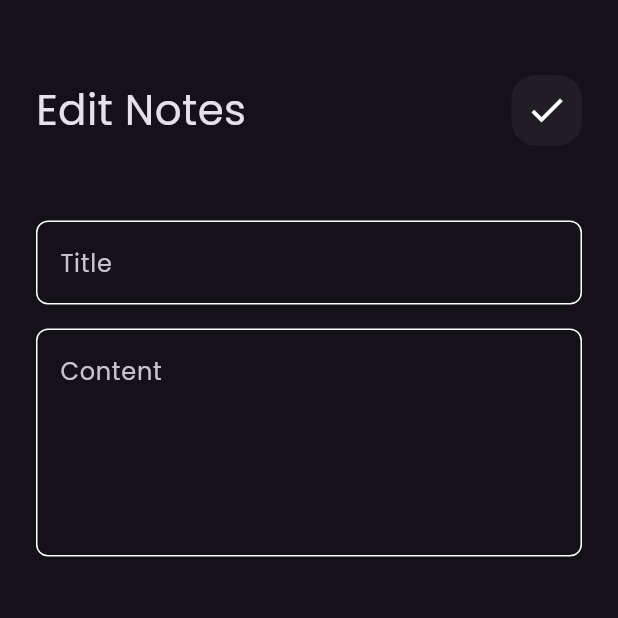
After one commit to mostafa-elnady/notes_app, a Flutter app: the screen it shows after launch, after a tap on "Flutter tips", on a phone screen of 412 x 824 dp, the top half of it. The commit adds this screen. Run offline on Flutter 3.47's test engine with Material 3 defaults, Android fonts, the phone set to English and light mode, and no system bars; our stand-ins replace font_awesome_flutter.

Commit message:
finish edit note view ui

```diff
--- /dev/null
+++ b/lib/views/edit_note_view.dart
@@ -0,0 +1,11 @@
+import 'package:flutter/material.dart';
+import 'package:notes_app/views/widgets/edit_note_view_body.dart';
+
+class EditNoteView extends StatelessWidget {
+  const EditNoteView({super.key});
+
+  @override
+  Widget build(BuildContext context) {
+    return const EditNoteViewBody();
+  }
+}
--- a/lib/views/widgets/custom_app_bar.dart
+++ b/lib/views/widgets/custom_app_bar.dart
@@ -1,19 +1,23 @@
 import 'package:flutter/material.dart';
-import 'package:notes_app/views/widgets/Custom_search_icon.dart';
+
+import 'custom_search_icon.dart';
 
 class CustomAppBar extends StatelessWidget {
-  const CustomAppBar({super.key});
+  const CustomAppBar({super.key, required this.title, required this.icon});
+
+  final String title;
+  final IconData icon;
 
   @override
   Widget build(BuildContext context) {
-    return const Row(
+    return Row(
       mainAxisAlignment: MainAxisAlignment.spaceBetween,
       children: [
         Text(
-          'Notes',
-          style: TextStyle(fontSize: 28),
+          title,
+          style: const TextStyle(fontSize: 28),
         ),
-        CustomSearchIcom()
+        CustomSearchIcom(icon: icon),
       ],
     );
   }
--- a/lib/views/widgets/custom_search_icon.dart
+++ b/lib/views/widgets/custom_search_icon.dart
@@ -1,7 +1,9 @@
 import 'package:flutter/material.dart';
 
 class CustomSearchIcom extends StatelessWidget {
-  const CustomSearchIcom({super.key});
+  const CustomSearchIcom({super.key, required this.icon});
+
+  final IconData icon;
 
   @override
   Widget build(BuildContext context) {
@@ -12,8 +14,8 @@ class CustomSearchIcom extends StatelessWidget {
         color: Colors.white.withOpacity(.05),
         borderRadius: BorderRadius.circular(16),
       ),
-      child: const Icon(
-        Icons.search,
+      child: Icon(
+        icon,
         size: 28,
       ),
     );
--- /dev/null
+++ b/lib/views/widgets/edit_note_view_body.dart
@@ -0,0 +1,40 @@
+import 'package:flutter/material.dart';
+import 'package:notes_app/views/widgets/custom_app_bar.dart';
+import 'package:notes_app/views/widgets/custom_text_field.dart';
+
+class EditNoteViewBody extends StatelessWidget {
+  const EditNoteViewBody({super.key});
+
+  @override
+  Widget build(BuildContext context) {
+    return const Scaffold(
+      body: Padding(
+        padding: EdgeInsets.symmetric(horizontal: 24),
+        child: Column(
+          children: [
+            SizedBox(
+              height: 50,
+            ),
+            CustomAppBar(
+              title: 'Edit Notes',
+              icon: Icons.check,
+            ),
+            SizedBox(
+              height: 50,
+            ),
+            CustomTextField(
+              hint: 'Title',
+            ),
+            SizedBox(
+              height: 16,
+            ),
+            CustomTextField(
+              hint: 'Content',
+              maxLines: 5,
+            ),
+          ],
+        ),
+      ),
+    );
+  }
+}
--- a/lib/views/widgets/note_item.dart
+++ b/lib/views/widgets/note_item.dart
@@ -1,12 +1,22 @@
 import 'package:flutter/material.dart';
 import 'package:font_awesome_flutter/font_awesome_flutter.dart';
+import 'package:notes_app/views/widgets/edit_note_view_body.dart';
 
 class NoteItem extends StatelessWidget {
   const NoteItem({super.key});
 
   @override
   Widget build(BuildContext context) {
-    return Container(
+    return GestureDetector(
+      onTap: () {
+        Navigator.push(
+          context,
+          MaterialPageRoute(
+            builder: (context) => const EditNoteViewBody(),
+          ),
+        );
+      },
+      child: Container(
         padding: const EdgeInsets.only(top: 24, left: 24, bottom: 24),
         decoration: BoxDecoration(
           color: const Color(0xffFFCD7A),
@@ -53,6 +63,7 @@ class NoteItem extends StatelessWidget {
             )
           ],
         ),
+      ),
     );
   }
 }
--- a/lib/views/widgets/notes_body.dart
+++ b/lib/views/widgets/notes_body.dart
@@ -15,7 +15,10 @@ class NotesViewBody extends StatelessWidget {
           SizedBox(
             height: 50,
           ),
-          CustomAppBar(),
+          CustomAppBar(
+            title: 'Notes',
+            icon: Icons.search,
+          ),
           Expanded(child: NotesListView()),
         ],
       ),
--- a/lib/views/widgets/notes_list_view.dart
+++ b/lib/views/widgets/notes_list_view.dart
@@ -11,7 +11,7 @@ class NotesListView extends StatelessWidget {
       child: ListView.builder(
           padding: EdgeInsets.zero,
           itemBuilder: (context, index) {
-            return const Padding(
+            return Padding(
               padding: EdgeInsets.symmetric(vertical: 4),
               child: NoteItem(),
             );
```
Lines whose indentation alone changed are shown as unchanged.
